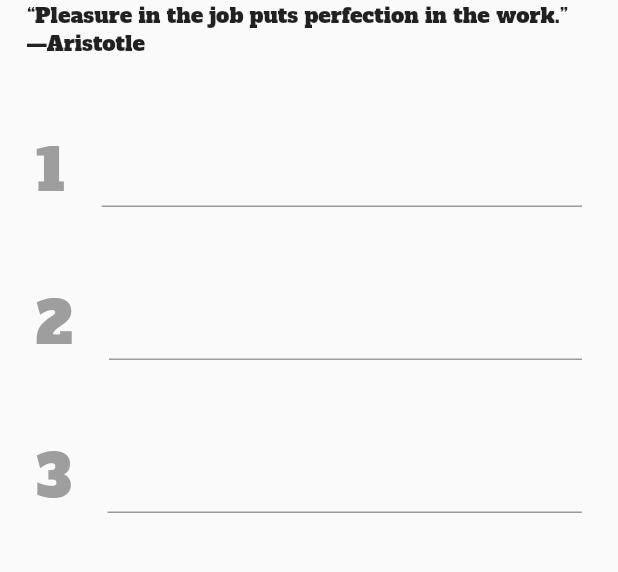
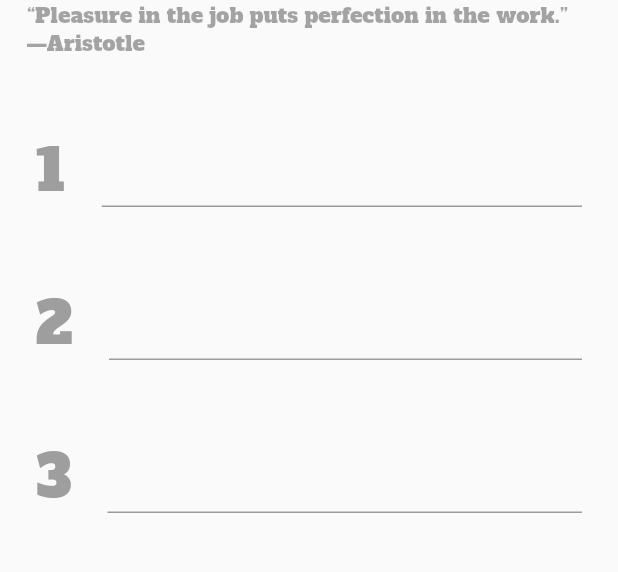
Before and after one commit to legalcodes/3things_mobile, a Flutter app: the first screen one second after launch, on a phone screen of 412 x 824 dp, the part 216-788 px from its top. Run offline on Flutter 3.47's test engine with Material 2 defaults, Android fonts, the phone set to English and light mode, and no system bars; our stand-ins replace shared_preferences.

Commit message:
Added fade in transition for quote

```diff
--- a/lib/screens/quote.dart
+++ b/lib/screens/quote.dart
@@ -2,16 +2,37 @@ import 'package:flutter/widgets.dart';
 import 'package:flutter/material.dart';
 import 'package:threethings/quotes.dart';
 
-class Quote extends StatelessWidget {
+class Quote extends StatefulWidget {
+  @override
+  _QuoteState createState() => _QuoteState();
+}
+
+class _QuoteState extends State<Quote> with SingleTickerProviderStateMixin {
   @override
   Widget build(BuildContext context) {
     var quote = randomQuote();
-    return Container(
+
+    final controller = AnimationController(
+      vsync: this,
+      duration: Duration(seconds: 2)
+    );
+
+    final animation = Tween(
+      begin: 0.0,
+      end: 1.0,
+    ).animate(controller);
+
+    controller.forward();
+
+    return FadeTransition(
+      opacity: animation,
+     child: Container(
       alignment: Alignment.topCenter,
       padding: EdgeInsets.only(left:18, right:18),
       child: Text(
         '${quote}',
       ),
+    )
     );
   }
 }
```
